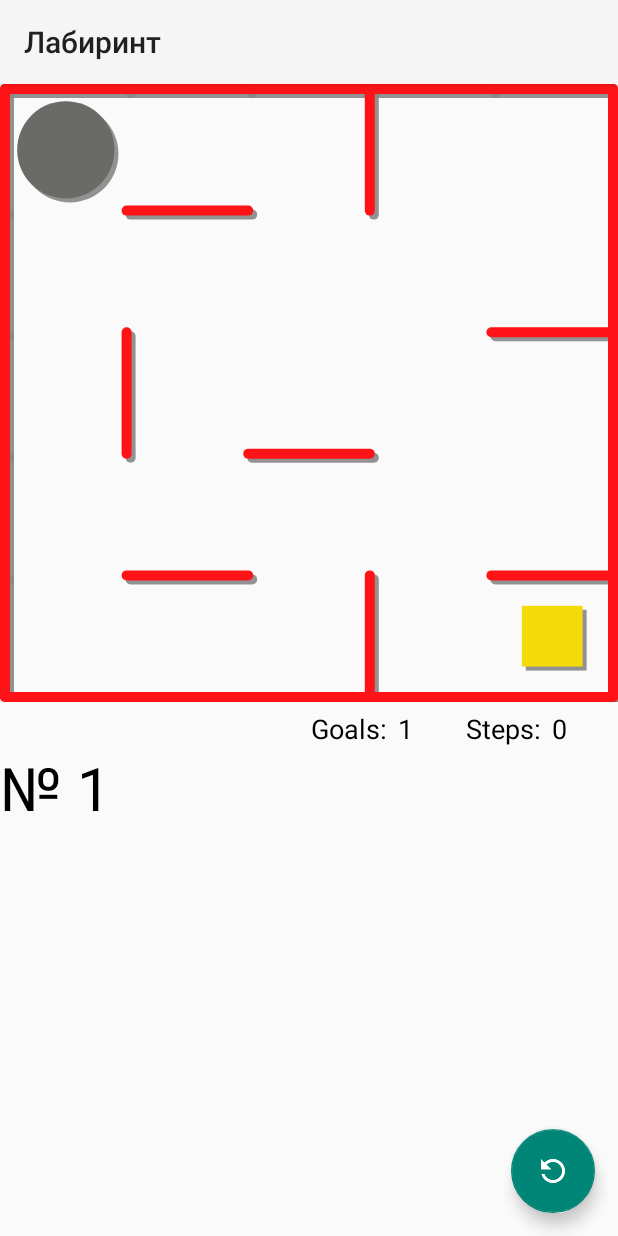
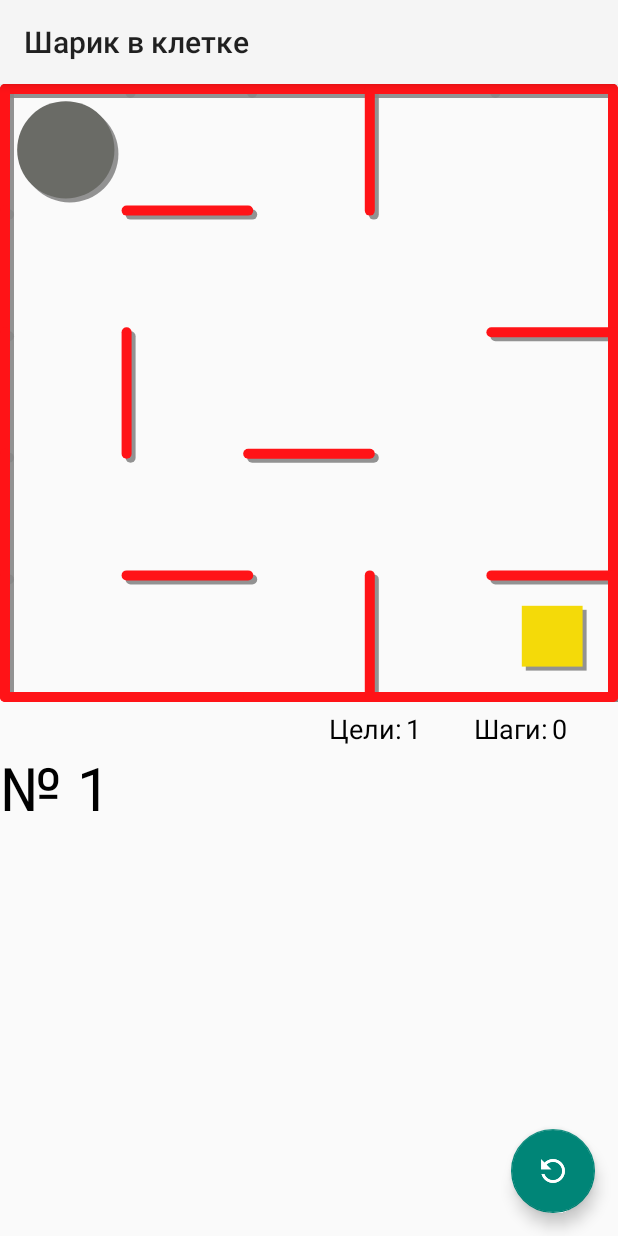
Before and after one commit to singapore9/MaterialLabyrinth, an Android app: the GameActivity screen opened directly, with no data from a screen before it, after a tap on an icon or button, on a phone screen of 412 x 824 dp. Run offline under Robolectric (Android 15) with nearby library versions, the phone set to English and light mode, and no system bars.

Commit message:
Changed strings. For app's internationalisation.

```diff
--- a/app/src/main/java/com/example/materiallabyrinth/app/GameActivity.java
+++ b/app/src/main/java/com/example/materiallabyrinth/app/GameActivity.java
@@ -14,6 +14,7 @@ import android.view.View;
 import android.view.animation.Animation;
 import android.view.animation.AnimationUtils;
 import android.widget.TextView;
+import android.widget.Toast;
 
 public class GameActivity extends AppCompatActivity {
     //protected PowerManager.WakeLock _wakeLock;
@@ -162,6 +163,7 @@ public class GameActivity extends AppCompatActivity {
 
     public void Restart(View v) {
         v.startAnimation(rotate_fab);
+        Toast.makeText(this, R.string.level_restart_toast, Toast.LENGTH_SHORT).show();
         _game_engine.send_empty_message(Messages.MSG_RESTART);
     }
 
--- a/app/src/main/res/layout/game_layout.xml
+++ b/app/src/main/res/layout/game_layout.xml
@@ -43,7 +43,7 @@
                   android:layout_height="wrap_content"
                   android:layout_marginLeft="1dip"
                   android:layout_marginRight="1dip"
-                  android:text="Goals: "
+                  android:text="@string/goals"
                   android:textColor="@color/bottom_line_game"
                   android:singleLine="true"
                   android:textAppearance="?android:attr/textAppearanceMedium"
@@ -70,7 +70,7 @@
                   android:layout_height="wrap_content"
                   android:layout_marginLeft="1dip"
                   android:layout_marginRight="1dip"
-                  android:text="Steps: "
+                  android:text="@string/steps"
                   android:textColor="@color/bottom_line_game"
                   android:singleLine="true"
                   android:textAppearance="?android:attr/textAppearanceMedium"
@@ -98,7 +98,7 @@
                 android:layout_width="wrap_content"
                 android:layout_height="wrap_content"
                 android:textColor="@color/bottom_line_game"
-                android:text="имя тут"
+                android:text=""
                 android:textAllCaps="true"
                 android:textSize="40dp"
                 android:layout_centerHorizontal="true" android:layout_centerVertical="true"/>
--- a/app/src/main/res/values/strings.xml
+++ b/app/src/main/res/values/strings.xml
@@ -1,5 +1,5 @@
 <resources>
-    <string name="app_name">Лабиринт</string>
+    <string name="app_name">Шарик в клетке</string>
     <string name="settings_activity_name">Настройки</string>
     <string name="select_level_activity_name">Уровни</string>
     <string name="start_btn_label">Старт</string>
@@ -10,4 +10,7 @@
     <string name="animation_switch">Анимация фона</string>
     <string name="accelerometr_switch">Акселерометр</string>
     <string name="reset_levels_btn_label">Сброс результатов</string>
+    <string name="level_restart_toast">Рестарт</string>
+    <string name="steps">Шаги:</string>
+    <string name="goals">Цели:</string>
 </resources>
```
